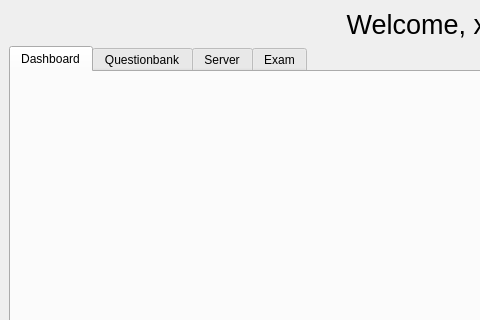
Before: the Qt Designer form src/SmartXm-CSEKU/teachermodule.ui in KaziRifatMorshed/SmartXm, drawn with Qt 5; both pictures show x 0 to 480 and y 0 to 320 of the 901 by 706 pixel window.
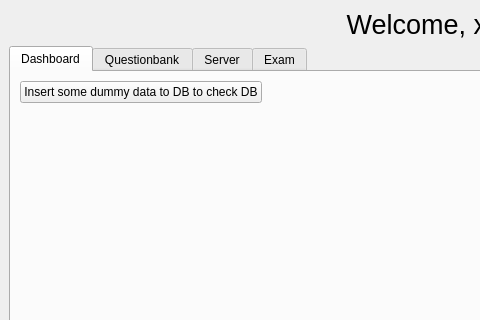
After: the same form once the commit is applied. The open tabs and pages were chosen to show the change.

Patch:
```diff
--- a/src/SmartXm-CSEKU/teachermodule.ui
+++ b/src/SmartXm-CSEKU/teachermodule.ui
@@ -31,6 +31,15 @@
        <attribute name="title">
         <string>Dashboard</string>
        </attribute>
+       <layout class="QFormLayout" name="formLayout_2">
+        <item row="0" column="0">
+         <widget class="QPushButton" name="insertDummyDataDB_pushButton">
+          <property name="text">
+           <string>Insert some dummy data to DB to check DB</string>
+          </property>
+         </widget>
+        </item>
+       </layout>
       </widget>
       <widget class="QWidget" name="QB_tab">
        <attribute name="title">
```
Left out of the diff: 4 changed lines with no effect on the pictures.
